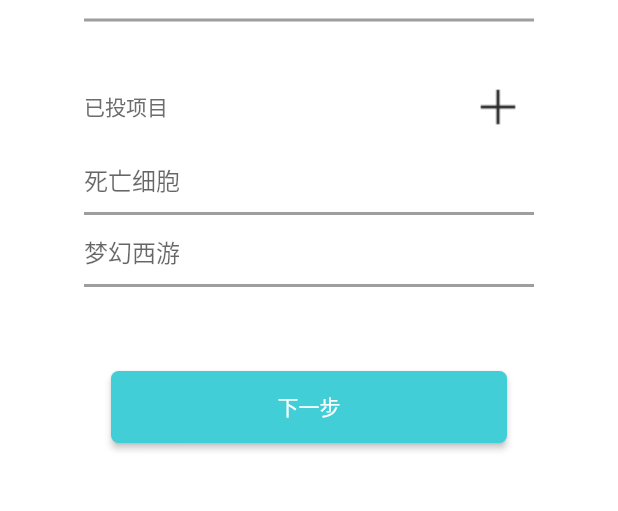
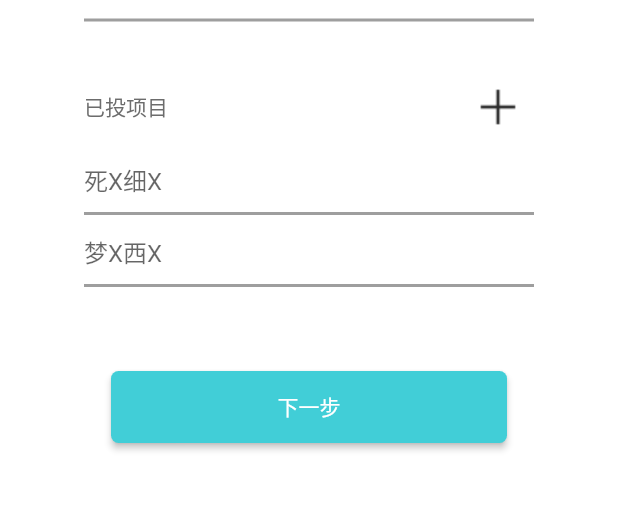
Before and after one commit to Imitater967/IndieTeamup-Client, a Flutter app: the InvestorCompanyIdentity screen opened by its route, on a phone screen of 412 x 824 dp, the part 481-992 px from its top. Run offline on Flutter 3.47's test engine with Material 2 defaults, Android fonts, the phone set to English and light mode, and no system bars; our stand-ins replace flutter_markdown, hexcolor, intl_phone_number_input.

Commit message:
继续继续

```diff
--- a/lib/widget/page/lobby/team/widget_lobby_sub_tabbar.dart
+++ b/lib/widget/page/lobby/team/widget_lobby_sub_tabbar.dart
@@ -33,7 +33,7 @@ class _LobbySubTabBarState extends State<LobbySubTabBar>
         child: Row(
           children: [
             Container(
-              height: 100,
+              height: 30,
               width: 200,
               child: TabBar(
                 controller: _subController,
--- a/lib/widget/page/welcome/page_1_InvestorCompanyIdentity.dart
+++ b/lib/widget/page/welcome/page_1_InvestorCompanyIdentity.dart
@@ -98,13 +98,13 @@ class InvestorCompanyIdentity extends StatelessWidget{
                                 decoration: InputDecoration(
                                     focusedBorder: Constants.itemUnderlineBorder,
                                     enabledBorder: Constants.itemUnderlineBorder,
-                                    hintText: "死亡细胞"),
+                                    hintText: "死X细X"),
                               ),
                               TextField(
                                 decoration: InputDecoration(
                                     focusedBorder: Constants.itemUnderlineBorder,
                                     enabledBorder: Constants.itemUnderlineBorder,
-                                    hintText: "梦幻西游"),
+                                    hintText: "梦X西X"),
                               )
                             ],
                           )),
--- a/lib/widget/page/welcome/page_1_TeamCompanyIdentity.dart
+++ b/lib/widget/page/welcome/page_1_TeamCompanyIdentity.dart
@@ -70,7 +70,7 @@ class TeamCompanyIdentity extends StatelessWidget{
                         decoration: InputDecoration(
                             focusedBorder: Constants.itemUnderlineBorder,
                             enabledBorder: Constants.itemUnderlineBorder,
-                            hintText: "梦幻西游"),
+                            hintText: "梦X西X"),
                       ),
                       ResumeItemDataPicker("在招职位", "无"),
                     ],
```
Also changed, not shown: lib/widget/page/lobby/team/page_LobbyTeamOverview.dart (+4 -3 lines), lib/widget/page/lobby/team/widget_lobby_content.dart (+35 -6 lines).
